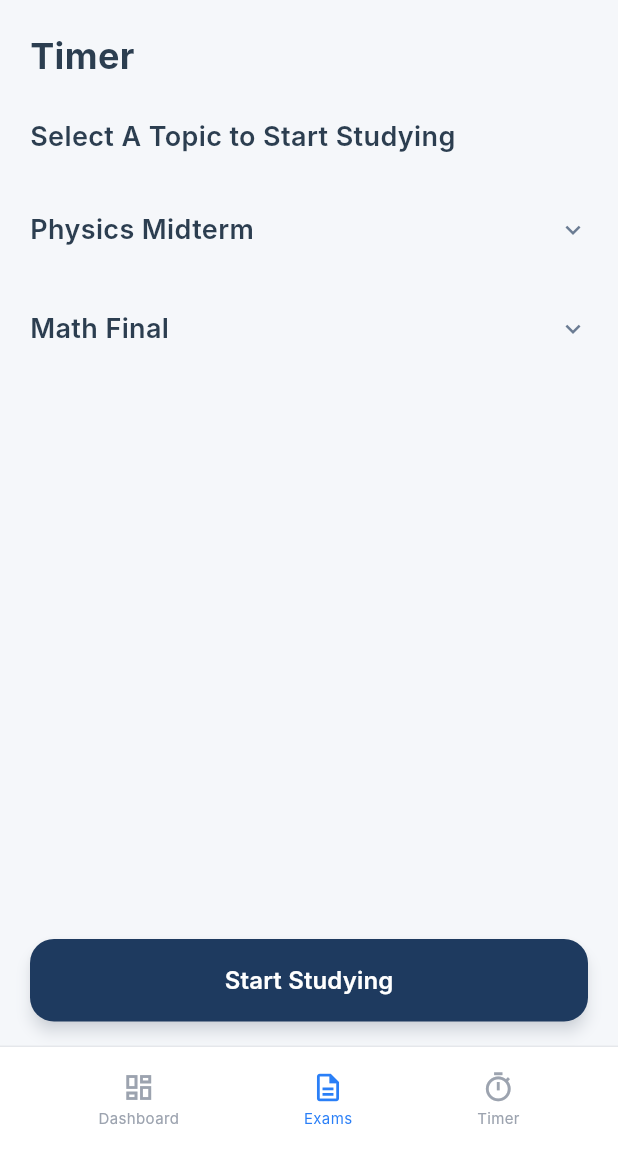
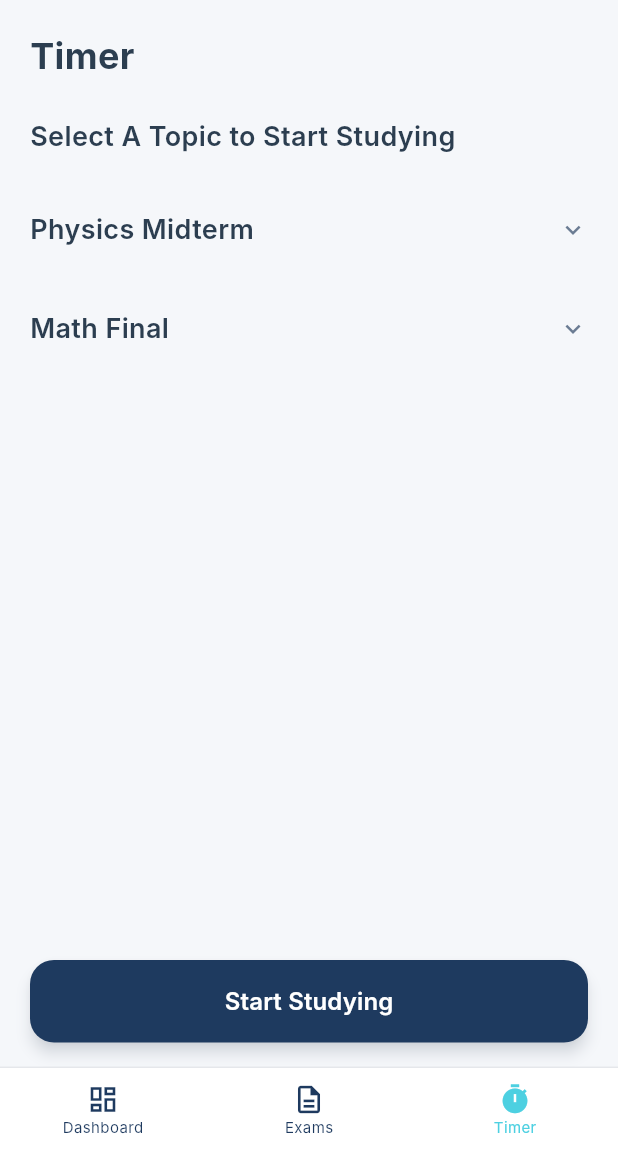
Before and after one commit to KAY-KHINE-MYAT-KO/StudyBeat, a Flutter app: the TimerTopicSelectScreen screen opened by its route, on a phone screen of 412 x 824 dp, the part 84-1236 px from its top. Run offline on Flutter 3.47's test engine with Material 3 defaults, Android fonts, the phone set to English and light mode, and no system bars; our stand-ins replace go_router; Roboto replaces fonts that are missing (Inter).

```diff
--- a/lib/features/timer/timer_topic_select_screen.dart
+++ b/lib/features/timer/timer_topic_select_screen.dart
@@ -2,10 +2,10 @@ import 'package:flutter/material.dart';
 import 'package:go_router/go_router.dart';
 import '../../core/theme/app_colors.dart';
 import '../../core/theme/app_text_styles.dart';
+import '../../core/widgets/bottom_nav_bar.dart';
 import 'models/timer_models.dart';
 import 'widgets/exam_group_widget.dart';
 import 'widgets/start_footer.dart';
-import '../exams/widgets/exams_bottom_nav.dart';
 
 class TimerTopicSelectScreen extends StatefulWidget {
   const TimerTopicSelectScreen({super.key});
@@ -160,7 +160,7 @@ class _TimerTopicSelectScreenState extends State<TimerTopicSelectScreen> {
           ],
         ),
       ),
-      bottomNavigationBar: const ExamsBottomNav(),
+      bottomNavigationBar: const BottomNavBar(currentIndex: 2),
     );
   }
 }
```
